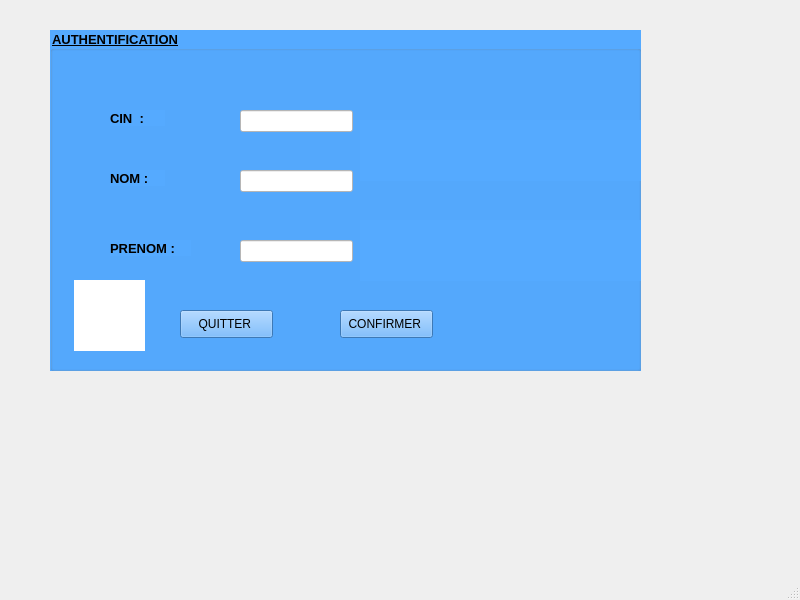
This is mainwindow.ui in Oussamab6/E-Health_2A14 as Qt 5 draws it before an edit. The edited form follows.
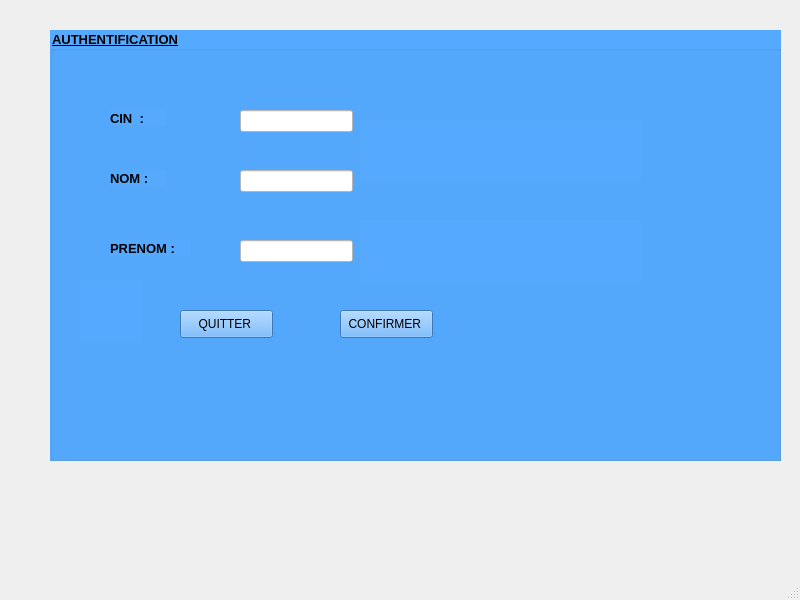
This is the edited form. Icons and pictures are not drawn.

```diff
--- a/mainwindow.ui
+++ b/mainwindow.ui
@@ -19,8 +19,8 @@
      <rect>
       <x>50</x>
       <y>30</y>
-      <width>591</width>
-      <height>341</height>
+      <width>731</width>
+      <height>431</height>
      </rect>
     </property>
     <property name="font">
@@ -223,15 +223,12 @@
     <widget class="QLabel" name="label_img">
      <property name="geometry">
       <rect>
-       <x>24</x>
+       <x>30</x>
        <y>250</y>
-       <width>71</width>
-       <height>71</height>
+       <width>61</width>
+       <height>61</height>
       </rect>
      </property>
-     <property name="styleSheet">
-      <string notr="true">background-color: rgb(255, 255, 255);</string>
-     </property>
      <property name="text">
       <string/>
      </property>
```
Left out of the diff: 12 changed lines with no effect on the pictures.
